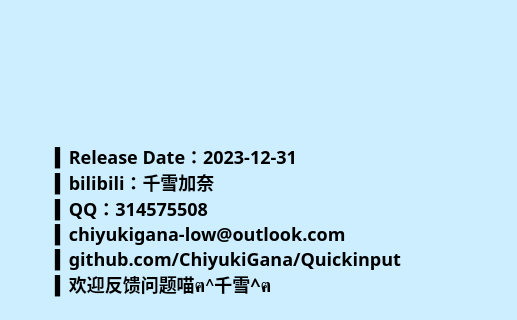
Old version of the form .ui/AboutUi.ui in the repository hongliangdu/Quickinput; both pictures show x 0 to 517 and y 0 to 320 of the 640 by 440 pixel window.
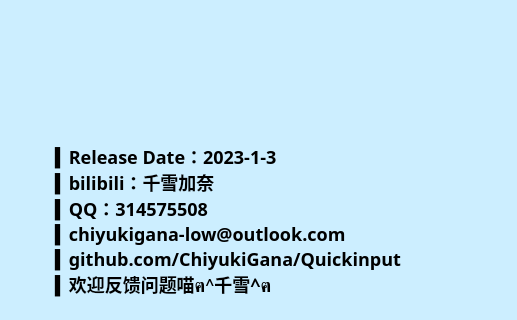
New version of the form. Icons and pictures are not drawn.

```diff
--- a/.ui/AboutUi.ui
+++ b/.ui/AboutUi.ui
@@ -77,7 +77,7 @@
 QLabel:hover{color:#00F;}</string>
      </property>
      <property name="text">
-      <string>▍Release Date：2023-12-31
+      <string>▍Release Date：2023-1-3
 ▍bilibili：千雪加奈
 ▍QQ：314575508
 ▍chiyukigana-low@outlook.com
```
